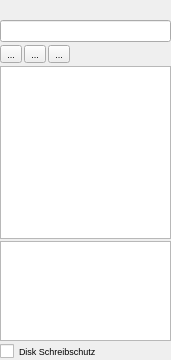
This is widget_file_browse.ui in ThKattanek/emu64 as Qt 5 draws it before an edit. The edited form follows.
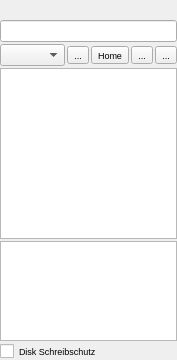
This is the edited form. Icons and pictures are not drawn.

Commit message: [ticket#84] WidgetFileBrowse: Home Button und Laufwerksauswhl ist nun hinzugekommen.

```diff
--- a/widget_file_browse.ui
+++ b/widget_file_browse.ui
@@ -72,6 +72,9 @@
      </item>
      <item>
       <layout class="QHBoxLayout" name="horizontalLayout_4">
+       <item>
+        <widget class="QComboBox" name="drive_list"/>
+       </item>
        <item>
         <widget class="QToolButton" name="to_parent">
          <property name="toolTip">
@@ -92,6 +95,23 @@
          </property>
         </widget>
        </item>
+       <item>
+        <widget class="QToolButton" name="to_home">
+         <property name="text">
+          <string>Home</string>
+         </property>
+         <property name="icon">
+          <iconset resource="emu64.qrc">
+           <normaloff>:/grafik/go-home.png</normaloff>:/grafik/go-home.png</iconset>
+         </property>
+         <property name="iconSize">
+          <size>
+           <width>16</width>
+           <height>16</height>
+          </size>
+         </property>
+        </widget>
+       </item>
        <item>
         <widget class="QToolButton" name="view_refresh">
          <property name="toolTip">
```
The commit also changes 4 other files.
